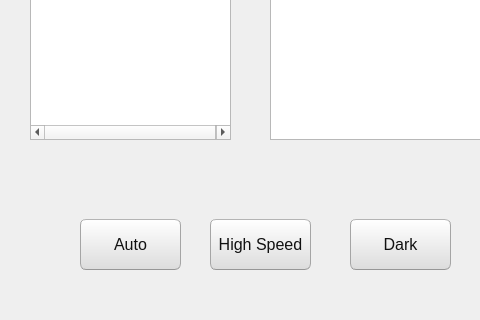
Before: the Qt Designer form prototype/taiko/map_selection_window.ui in defaultax7/2012h-project, drawn with Qt 5; both pictures show x 0 to 480 and y 281 to 601 of the 800 by 601 pixel window.
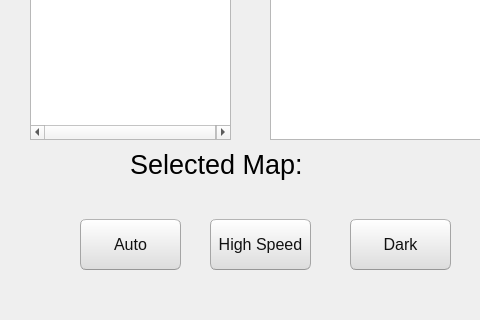
After: the same form once the commit is applied. Icons and pictures are not drawn.

Commit message: sorting / filtering & add selected map view

What changed in the file:
```diff
--- a/prototype/taiko/map_selection_window.ui
+++ b/prototype/taiko/map_selection_window.ui
@@ -510,6 +510,44 @@
      </property>
     </column>
    </widget>
+   <widget class="QLabel" name="label_5">
+    <property name="geometry">
+     <rect>
+      <x>130</x>
+      <y>430</y>
+      <width>201</width>
+      <height>31</height>
+     </rect>
+    </property>
+    <property name="font">
+     <font>
+      <family>Arial</family>
+      <pointsize>20</pointsize>
+     </font>
+    </property>
+    <property name="text">
+     <string>Selected Map:</string>
+    </property>
+   </widget>
+   <widget class="QLabel" name="lb_selected_map">
+    <property name="geometry">
+     <rect>
+      <x>340</x>
+      <y>430</y>
+      <width>201</width>
+      <height>31</height>
+     </rect>
+    </property>
+    <property name="font">
+     <font>
+      <family>Arial</family>
+      <pointsize>20</pointsize>
+     </font>
+    </property>
+    <property name="text">
+     <string/>
+    </property>
+   </widget>
    <zorder>label_3</zorder>
    <zorder>btn_back</zorder>
    <zorder>txt_search</zorder>
```
Left out of the diff: 4 changed lines with no effect on the pictures. The commit also changes 2 other files.
